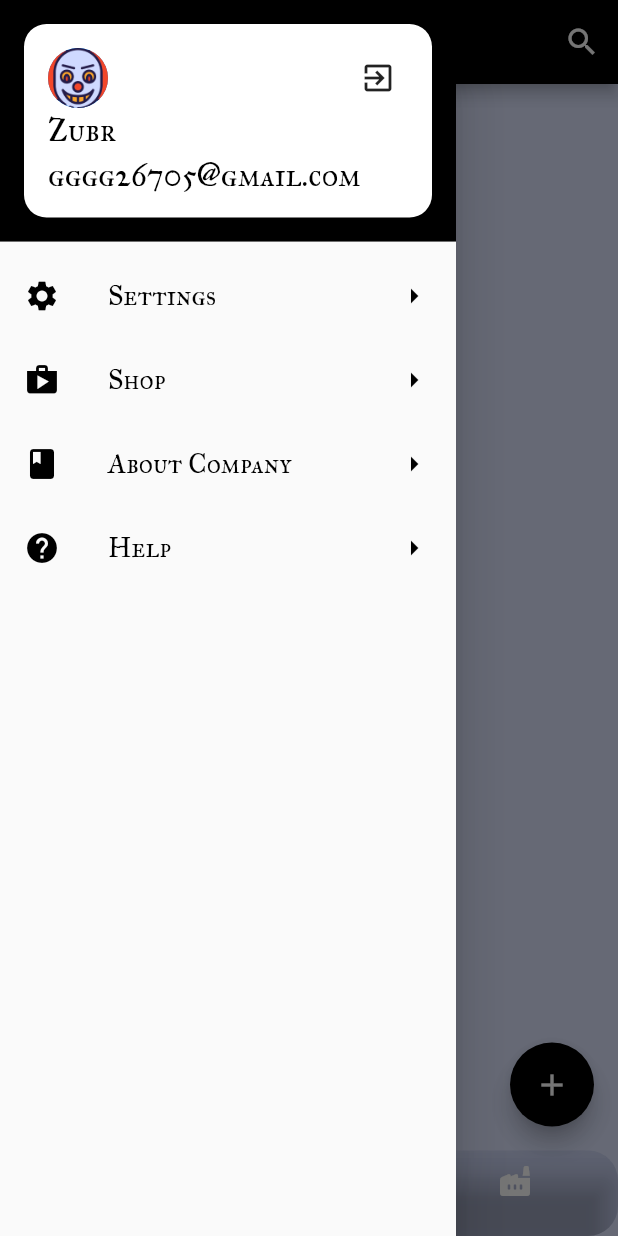
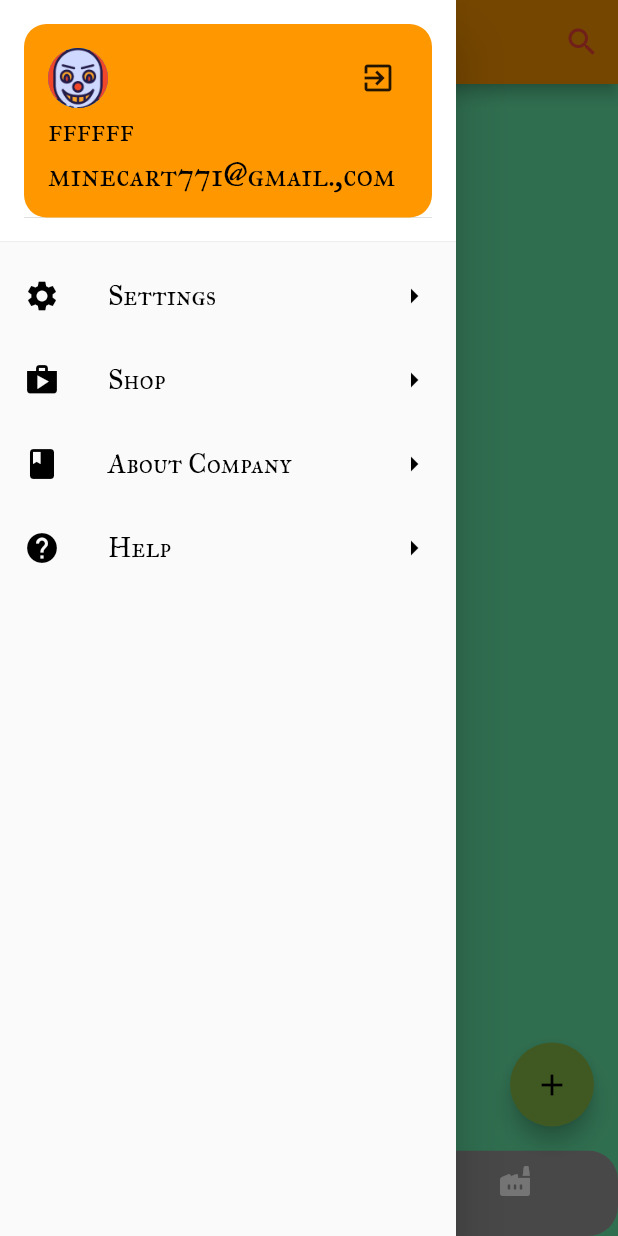
Before and after one commit to OG-Vobla/flutter_application_2, a Flutter app: the HomePage screen opened by its route, with the side drawer open, on a phone screen of 412 x 824 dp. Run offline on Flutter 3.47's test engine with Material 2 defaults, Android fonts, the phone set to English and light mode, and no system bars; our stand-ins replace cloud_firestore, firebase_auth, firebase_core; accounts and stored records are empty.

```diff
--- a/lib/dealsPage.dart
+++ b/lib/dealsPage.dart
@@ -16,7 +16,7 @@ class DealPages extends StatelessWidget {
               shape: RoundedRectangleBorder(
                 borderRadius: BorderRadius.circular(15),
               ),
-              tileColor: Color.fromARGB(255, 0, 0, 0),
+              tileColor: Colors.grey,
               title: Text(e.title!,style: TextStyle(color: Colors.white, fontFamily: "IMFellGreatPrimerSC-Regular", fontSize: 20),),
               subtitle: Text(e.discription!,style: TextStyle(color: Colors.white, fontFamily: "IMFellGreatPrimerSC-Regular", fontSize: 16),),
               trailing: const Icon(
--- a/lib/drawer.dart
+++ b/lib/drawer.dart
@@ -14,13 +14,13 @@ class MenuDrawer extends StatelessWidget {
       child: ListView(
         children: [
           DrawerHeader(
-              decoration: BoxDecoration(color: Colors.black),
+              decoration: BoxDecoration(color: Colors.white),
               child: UserAccountsDrawerHeader(
-                accountEmail: const Text('gggg26705@gmail.com', style: TextStyle(color: Colors.black, fontFamily: "IMFellGreatPrimerSC-Regular", fontSize: 21),),
-                accountName: const Text("Zubr", style: TextStyle(color: Colors.black, fontFamily: "IMFellGreatPrimerSC-Regular", fontSize: 21),),
+                accountEmail: const Text('minecart771@gmail.,com', style: TextStyle(color: Colors.black, fontFamily: "IMFellGreatPrimerSC-Regular", fontSize: 21),),
+                accountName: const Text("ffffff", style: TextStyle(color: Colors.black, fontFamily: "IMFellGreatPrimerSC-Regular", fontSize: 21),),
                 decoration: BoxDecoration(
                     borderRadius: BorderRadius.circular(15),
-                    color: Colors.white),
+                    color: Colors.orange),
                 currentAccountPicture: Container(
                   alignment: Alignment.topLeft,
                   child: const CircleAvatar(
--- a/lib/editDealPage.dart
+++ b/lib/editDealPage.dart
@@ -25,7 +25,7 @@ void dispose() {
     titleController.text = activeDeal.title!;
     discriptionController.text = activeDeal.discription!;
     return Scaffold(
-      backgroundColor: Colors.black,
+      backgroundColor: Colors.grey,
     appBar:  AppBar(
 
                 automaticallyImplyLeading: true,
@@ -33,7 +33,7 @@ void dispose() {
            color:Colors.white, //change your color here
 
   ),
-        backgroundColor: Colors.black,
+        backgroundColor: Colors.orange,
       centerTitle: true,
 
     ),
--- a/lib/fakeDelyxePage.dart
+++ b/lib/fakeDelyxePage.dart
@@ -48,7 +48,7 @@ class FakeDealPages extends StatelessWidget {
               shape: RoundedRectangleBorder(
                 borderRadius: BorderRadius.circular(15),
               ),
-              tileColor: Color.fromARGB(255, 0, 0, 0),
+              tileColor: Colors.orange,
               title: Text(deal.title!,style: TextStyle(color: Colors.white, fontFamily: "IMFellGreatPrimerSC-Regular", fontSize: 20),),
               subtitle: Text(deal.discription!,style: TextStyle(color: Colors.white, fontFamily: "IMFellGreatPrimerSC-Regular", fontSize: 16),),
               trailing: const Icon(
--- a/lib/homePage.dart
+++ b/lib/homePage.dart
@@ -97,13 +97,13 @@ return StreamBuilder(
               shape: RoundedRectangleBorder(
                 borderRadius: BorderRadius.circular(15),
               ),
-              tileColor: Color.fromARGB(255, 0, 0, 0),
+              tileColor: Colors.grey,
               title: Text(snapshot.data?.docs[index].get('title')!,style: TextStyle(color: Colors.white, fontFamily: "IMFellGreatPrimerSC-Regular", fontSize: 20),),
               subtitle: Text(snapshot.data?.docs[index].get('discription')!,style: TextStyle(color: Colors.white, fontFamily: "IMFellGreatPrimerSC-Regular", fontSize: 16),),
               trailing: IconButton(
               icon: Icon(
-                Icons.delete_outlined,
-                color: Color.fromARGB(255, 255, 255, 255),
+                Icons.delete,
+                color: Colors.red,
               ),
               onPressed: () {
                 FirebaseFirestore.instance.collection('deals').doc(snapshot.data?.docs[index].id).delete();
@@ -140,7 +140,7 @@ return StreamBuilder(
               shape: RoundedRectangleBorder(
                 borderRadius: BorderRadius.circular(15),
               ),
-              tileColor: Color.fromARGB(255, 0, 0, 0),
+              tileColor: Colors.grey,
               title: Text(snapshot.data?.docs[index].get('title')!,style: TextStyle(color: Colors.white, fontFamily: "IMFellGreatPrimerSC-Regular", fontSize: 20),),
               subtitle: Text(snapshot.data?.docs[index].get('discription')!,style: TextStyle(color: Colors.white, fontFamily: "IMFellGreatPrimerSC-Regular", fontSize: 16),),
               trailing: IconButton(
@@ -237,9 +237,11 @@ return StreamBuilder(
     AppBar appBarSearch = AppBar(
                       automaticallyImplyLeading: true,
           iconTheme: IconThemeData(
-    color:Colors.white, //change your color here
+    color:Colors.red, //change your color here
   ),
-        backgroundColor: Colors.black,
+        backgroundColor: Colors.orange
+
+        ,
 
       centerTitle: true,
       title: TextField(
@@ -270,9 +272,9 @@ return StreamBuilder(
     AppBar appBar = AppBar(
                 automaticallyImplyLeading: true,
           iconTheme: IconThemeData(
-    color:Colors.white, //change your color here
+    color:Colors.red, //change your color here
   ),
-        backgroundColor: Colors.black,
+        backgroundColor: Colors.orange,
 
       title: Text(title[selectedIndex]),
       centerTitle: true,
@@ -291,7 +293,7 @@ return StreamBuilder(
           iconTheme: IconThemeData(
     color:Colors.white, //change your color here
   ),
-        backgroundColor: Colors.black,
+        backgroundColor: Colors.orange,
 
       title: Text(title[selectedIndex]),
       centerTitle: true,
@@ -317,10 +319,10 @@ return StreamBuilder(
     newDealList = dealList;
    });
          } ,
-      child: Icon(Icons.add, color: Colors.white,), backgroundColor: Colors.black,): null,
+      child: Icon(Icons.add, color: Colors.black,), backgroundColor: Colors.lightGreen,): null,
 
       drawer:const MenuDrawer(),
-      backgroundColor: Color.fromARGB(177, 207, 217, 255),
+      backgroundColor: Colors.greenAccent,
   //     appBar: AppBar(
 
   //       actions: [
@@ -352,7 +354,7 @@ return StreamBuilder(
         onTap:
           onItemTap
         ,
-        backgroundColor: Color.fromARGB(0, 0, 0, 0),
+        backgroundColor: Colors.grey,
         selectedLabelStyle: TextStyle(color: Color.fromARGB(255, 207, 217, 255), fontFamily: "IMFellGreatPrimerSC-Regular", fontSize: 14),
         unselectedLabelStyle: TextStyle(color:Color.fromARGB(255, 207, 217, 255), fontFamily: "IMFellGreatPrimerSC-Regular", fontSize: 14),
         showUnselectedLabels: true,
--- a/lib/main.dart
+++ b/lib/main.dart
@@ -24,6 +24,7 @@ class MyThemeApp extends StatelessWidget {
       initialData: null,
       child: MaterialApp(
         debugShowCheckedModeBanner: false,
+
         initialRoute: '/',
         routes: {
           '/': (context) => const AuthPage(),
```
Also changed, not shown: lib/authPage.dart (+8 -5 lines).
